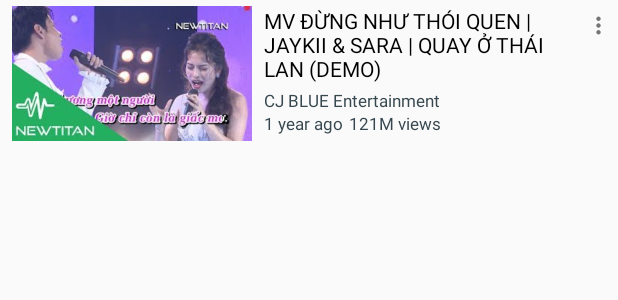
After one commit to nvquangth/awesome-music, an Android app: the layout item_video_search.xml on its own in the app's theme, with its tools: preview values and no code run, on a phone screen of 412 x 824 dp. The commit adds this screen. Shown: the top 300 px of the screen. Run offline under Robolectric (Android 15) with nearby library versions, the phone set to English and light mode, and no system bars.

```diff
--- a/app/src/main/java/com/awesomemusic/ui/base/BaseRecyclerAdapter.kt
+++ b/app/src/main/java/com/awesomemusic/ui/base/BaseRecyclerAdapter.kt
@@ -19,7 +19,10 @@ abstract class BaseRecyclerAdapter<Item, ViewBinding : ViewDataBinding>(
         .build()
 ) {
 
+    var data: List<Item>? = null
+
     override fun submitList(list: List<Item>?) {
+        data = list
         super.submitList(ArrayList<Item>(list ?: listOf()))
     }
 
--- /dev/null
+++ b/app/src/main/res/layout/item_video_search.xml
@@ -0,0 +1,100 @@
+<?xml version="1.0" encoding="utf-8"?>
+<layout xmlns:android="http://schemas.android.com/apk/res/android"
+    xmlns:app="http://schemas.android.com/apk/res-auto"
+    xmlns:tools="http://schemas.android.com/tools">
+
+    <data>
+
+        <variable
+            name="item"
+            type="com.awesomemusic.data.model.Video" />
+    </data>
+
+    <androidx.constraintlayout.widget.ConstraintLayout
+        android:layout_width="match_parent"
+        android:layout_height="@dimen/dp_90"
+        android:layout_marginStart="@dimen/dp_8"
+        android:layout_marginLeft="@dimen/dp_8"
+        android:layout_marginTop="@dimen/dp_4"
+        android:layout_marginBottom="@dimen/dp_4">
+
+        <androidx.appcompat.widget.AppCompatImageView
+            android:id="@+id/img_video"
+            android:layout_width="@dimen/dp_160"
+            android:layout_height="0dp"
+            app:glideUrl="@{item.thumbnailUrl}"
+            app:layout_constraintBottom_toBottomOf="parent"
+            app:layout_constraintStart_toStartOf="parent"
+            app:layout_constraintTop_toTopOf="parent"
+            app:srcCompat="@drawable/img_sample" />
+
+        <androidx.appcompat.widget.AppCompatTextView
+            android:id="@+id/txt_video_title"
+            android:layout_width="0dp"
+            android:layout_height="wrap_content"
+            android:layout_marginStart="@dimen/dp_8"
+            android:layout_marginLeft="@dimen/dp_8"
+            android:ellipsize="end"
+            android:maxLines="3"
+            android:text="@{item.title}"
+            android:textColor="@color/color_black"
+            app:layout_constraintEnd_toStartOf="@+id/btn_more_video"
+            app:layout_constraintStart_toEndOf="@+id/img_video"
+            app:layout_constraintTop_toTopOf="parent"
+            tools:text="MV ĐỪNG NHƯ THÓI QUEN | JAYKII &amp; SARA | QUAY Ở THÁI LAN (DEMO)" />
+
+        <androidx.appcompat.widget.AppCompatImageButton
+            android:id="@+id/btn_more_video"
+            android:layout_width="wrap_content"
+            android:layout_height="wrap_content"
+            android:background="@null"
+            android:padding="@dimen/dp_4"
+            android:src="@drawable/ic_more_vert_black_18dp"
+            android:tint="@color/color_gray_600"
+            app:layout_constraintEnd_toEndOf="parent"
+            app:layout_constraintTop_toTopOf="parent" />
+
+        <androidx.appcompat.widget.AppCompatTextView
+            android:id="@+id/txt_channel_title"
+            android:layout_width="0dp"
+            android:layout_height="wrap_content"
+            android:layout_marginStart="@dimen/dp_8"
+            android:layout_marginLeft="@dimen/dp_8"
+            android:layout_marginTop="@dimen/dp_4"
+            android:ellipsize="end"
+            android:maxLines="1"
+            android:text="@{item.channelTitle}"
+            android:textColor="@color/color_blue_gray_800"
+            android:textSize="@dimen/sp_11"
+            app:layout_constraintEnd_toStartOf="@+id/btn_more_video"
+            app:layout_constraintStart_toEndOf="@+id/img_video"
+            app:layout_constraintTop_toBottomOf="@+id/txt_video_title"
+            tools:text="CJ BLUE Entertainment" />
+
+        <androidx.appcompat.widget.AppCompatTextView
+            android:id="@+id/txt_publish_at"
+            android:layout_width="wrap_content"
+            android:layout_height="wrap_content"
+            android:layout_marginStart="@dimen/dp_8"
+            android:layout_marginLeft="@dimen/dp_8"
+            android:ellipsize="end"
+            android:maxLines="1"
+            android:textColor="@color/color_blue_gray_800"
+            android:textSize="@dimen/sp_11"
+            app:layout_constraintStart_toEndOf="@+id/img_video"
+            app:layout_constraintTop_toBottomOf="@+id/txt_channel_title"
+            tools:text="1 year ago" />
+
+        <androidx.appcompat.widget.AppCompatTextView
+            android:layout_width="wrap_content"
+            android:layout_height="wrap_content"
+            android:layout_marginStart="@dimen/dp_4"
+            android:layout_marginLeft="@dimen/dp_4"
+            android:textColor="@color/color_blue_gray_800"
+            android:textSize="@dimen/sp_11"
+            app:layout_constraintStart_toEndOf="@+id/txt_publish_at"
+            app:layout_constraintTop_toBottomOf="@+id/txt_channel_title"
+            tools:text="121M views" />
+
+    </androidx.constraintlayout.widget.ConstraintLayout>
+</layout>
```
Also changed, not shown: app/src/main/java/com/awesomemusic/data/remote/VideoApi.kt (+12 -0 lines), app/src/main/java/com/awesomemusic/data/repository/VideoRepository.kt (+10 -0 lines), app/src/main/java/com/awesomemusic/ui/screen/search/SearchFragment.kt (+6 -6 lines), app/src/main/java/com/awesomemusic/ui/screen/search/SearchVideoAdapter.kt (added, +39 -0 lines).
